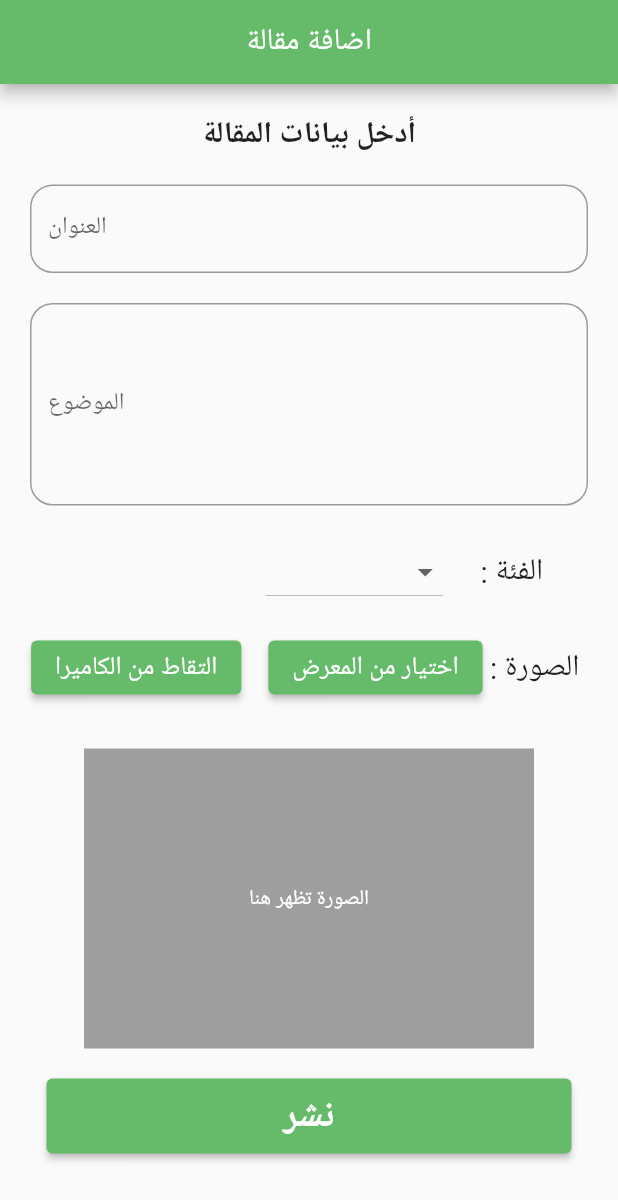
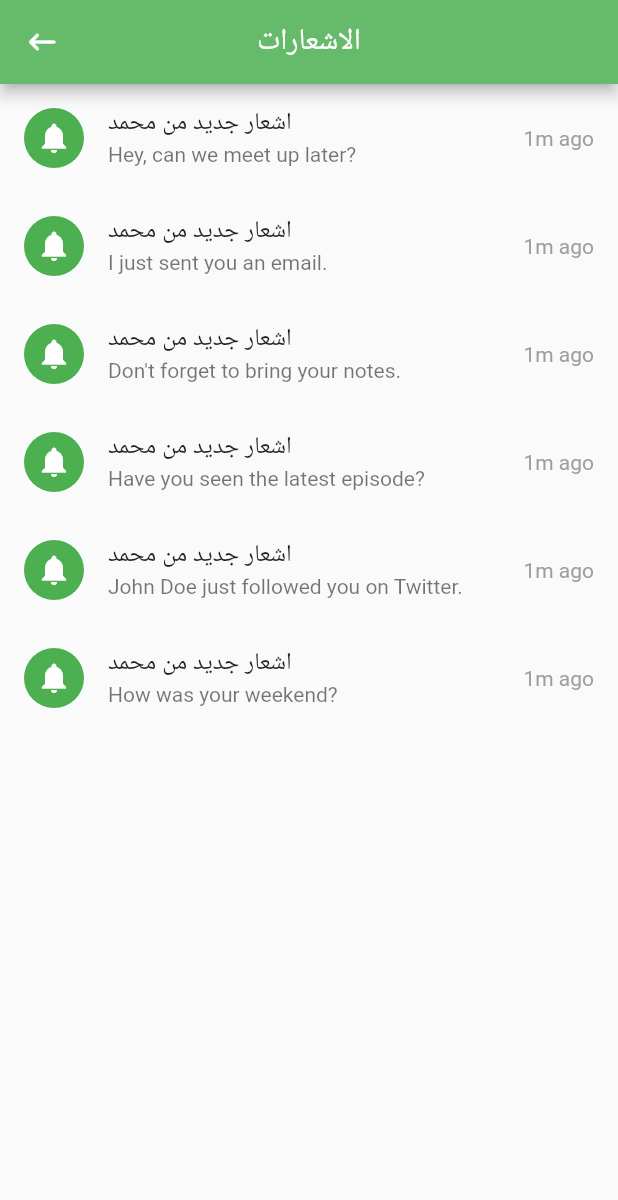
Before and after one commit to moazyaseen2222/CloudProject, a Flutter app: the screen it shows after launch, on a phone screen of 412 x 824 dp. Shown: the top 1200 px of the screen. Run offline on Flutter 3.47's test engine with Material 2 defaults, Android fonts, the phone set to English and light mode, and no system bars; our stand-ins replace google_fonts, image_picker.

Commit message:
chat,notifications screens

```diff
--- a/lib/main.dart
+++ b/lib/main.dart
@@ -1,6 +1,9 @@
 import 'package:flutter/material.dart';
 import 'package:palliative_care/ui/add_post.dart';
 import 'package:palliative_care/ui/categories.dart';
+import 'package:palliative_care/ui/chat.dart';
+import 'package:palliative_care/ui/notification.dart';
+import 'package:palliative_care/ui/test.dart';
 
 void main() {
   runApp(const MyApp());
@@ -12,9 +15,9 @@ class MyApp extends StatelessWidget {
   // This widget is the root of your application.
   @override
   Widget build(BuildContext context) {
-    return const MaterialApp(
+    return  MaterialApp(
       debugShowCheckedModeBanner: false,
-      home: AddPost(),
+      home: NotificationScreen(),
     );
   }
 }
--- /dev/null
+++ b/lib/ui/notification.dart
@@ -0,0 +1,74 @@
+
+
+
+import 'package:flutter/material.dart';
+
+class NotificationScreen extends StatelessWidget {
+  @override
+  Widget build(BuildContext context) {
+    return Scaffold(
+      appBar: AppBar(
+
+          leading: IconButton(onPressed: (){
+
+          }, icon: Icon(Icons.keyboard_backspace_rounded))
+        ,
+        title: const Text('الاشعارات'),
+        centerTitle: true,
+        backgroundColor: Colors.green.shade400,
+      ),
+      body: ListView(
+        children: [
+          _buildNotification(
+            'اشعار جديد من محمد',
+            'Hey, can we meet up later?',
+            true,
+          ),
+          _buildNotification(
+            'اشعار جديد من محمد',
+            'I just sent you an email.',
+            false,
+          ),
+          _buildNotification(
+            'اشعار جديد من محمد',
+            'Don\'t forget to bring your notes.',
+            true,
+          ),
+          _buildNotification(
+            'اشعار جديد من محمد',
+            'Have you seen the latest episode?',
+            false,
+          ),
+          _buildNotification(
+            'اشعار جديد من محمد',
+            'John Doe just followed you on Twitter.',
+            true,
+          ),
+          _buildNotification(
+            'اشعار جديد من محمد',
+            'How was your weekend?',
+            false,
+          ),
+        ],
+      ),
+    );
+  }
+
+  Widget _buildNotification(String title, String message, bool isUnread) {
+    return ListTile(
+      leading: CircleAvatar(
+        child: Icon(Icons.notifications,color: Colors.white,),
+        backgroundColor: isUnread ? Colors.green :Colors.green,
+      ),
+      title: Text(title),
+      subtitle: Text(message),
+      trailing: Text(
+        '1m ago',
+        style: TextStyle(color: Colors.grey),
+      ),
+      onTap: () {
+        // TODO: Navigate to notification details screen.
+      },
+    );
+  }
+}
```
Also changed, not shown: lib/ui/chat.dart (added, +100 -0 lines).
